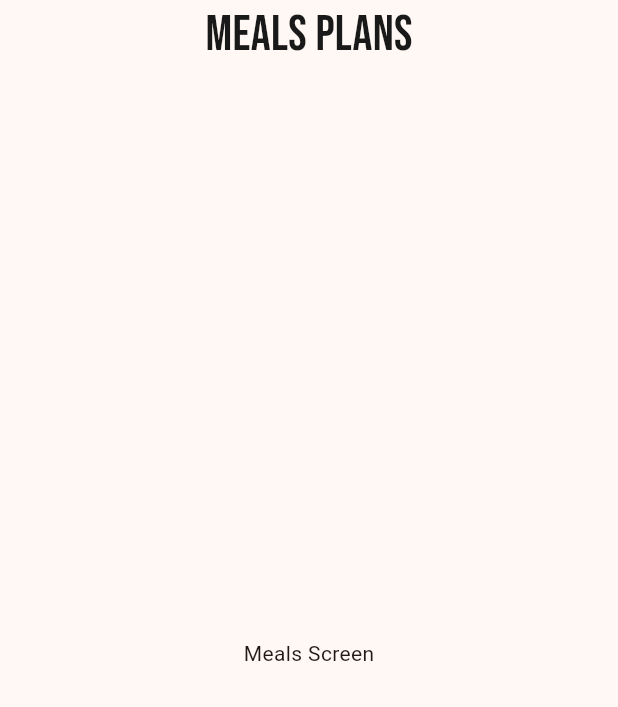
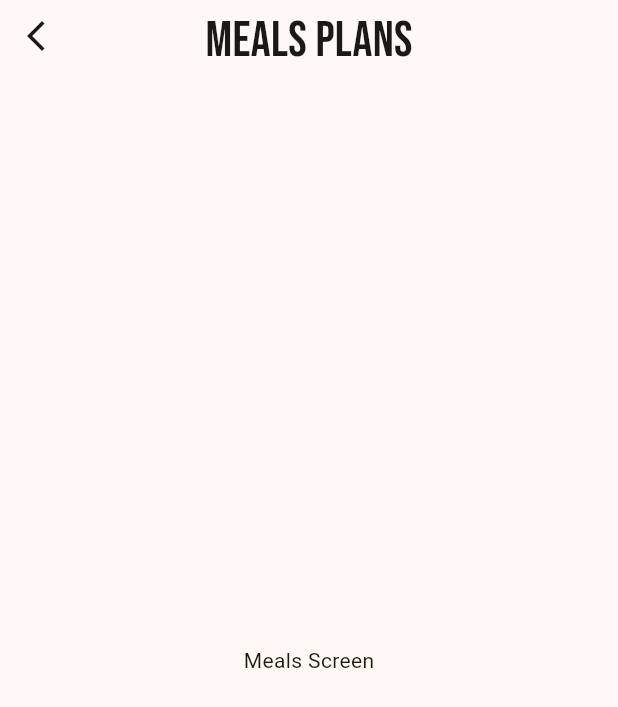
Before and after one commit to Mohamedali0219/FitTrack_App, a Flutter app: the screen it shows after launch, on a phone screen of 412 x 824 dp. Shown: the top 707 px of the screen. Run offline on Flutter 3.47's test engine with Material 3 defaults, Android fonts, the phone set to English and light mode, and no system bars; our stand-ins replace bloc, dio, flutter_screenutil.

```diff
--- /dev/null
+++ b/lib/core/Extension/string_extension.dart
@@ -0,0 +1,3 @@
+extension StringExtension on String? {
+  bool isNullOrEmpty() => this == null || this!.isEmpty;
+}
--- a/lib/features/meals/ui/meals_screen.dart
+++ b/lib/features/meals/ui/meals_screen.dart
@@ -1,3 +1,5 @@
+import 'package:fit_track_app/core/Extension/navigation_extension.dart';
+import 'package:fit_track_app/core/themes/colors_manager.dart';
 import 'package:fit_track_app/core/themes/text_styles.dart';
 import 'package:flutter/material.dart';
 import 'package:flutter_screenutil/flutter_screenutil.dart';
@@ -26,17 +28,30 @@ class CustomAppBar extends StatelessWidget implements PreferredSizeWidget {
   @override
   Widget build(BuildContext context) {
     return SafeArea(
-      child: Row(
-        mainAxisAlignment: MainAxisAlignment.center,
+      child: Stack(
         children: [
-          Text(
-            title,
-            style: TextStyles.styleRegular(
-              context,
-              fontSize: 30.sp,
-              fontFamily: TextStyles.bebasNeue,
+          Positioned(
+            left: 0,
+            child: IconButton(
+              onPressed: () {
+                context.pop();
+              },
+              icon: const Icon(
+                Icons.arrow_back_ios_new_outlined,
+                color: ColorsManager.textBaseColor,
+              ),
             ),
-          )
+          ),
+          Center(
+            child: Text(
+              title,
+              style: TextStyles.styleRegular(
+                context,
+                fontSize: 30.sp,
+                fontFamily: TextStyles.bebasNeue,
+              ),
+            ),
+          ),
         ],
       ),
     );
```
Also changed, not shown: lib/core/Extension/navigation_extension.dart (added, +21 -0 lines).
